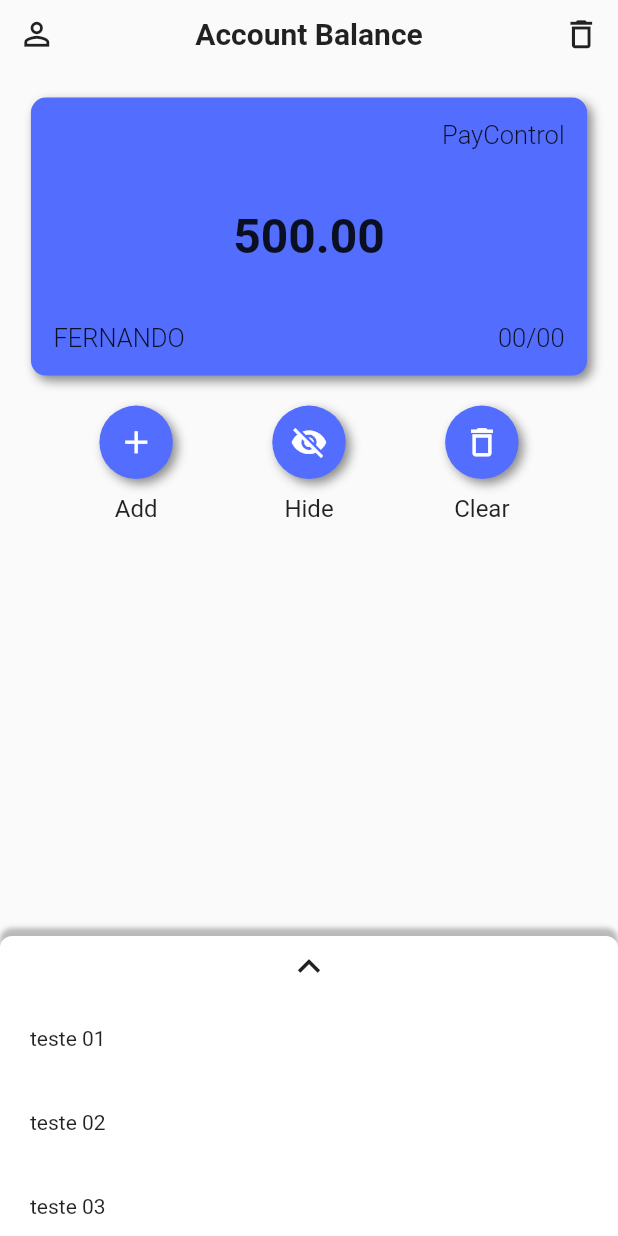
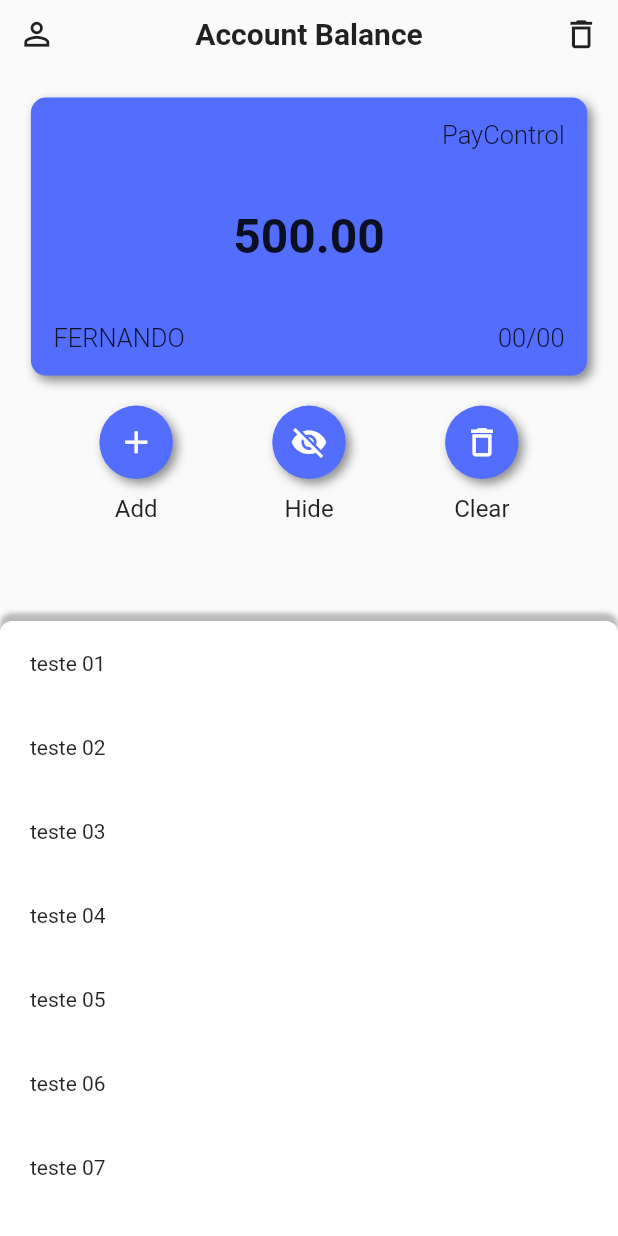
Before and after one commit to feMoraes0/pay-list, a Flutter app: the AppScreen screen opened by its route, on a phone screen of 412 x 824 dp. Run offline on Flutter 3.47's test engine with Material 2 defaults, Android fonts, the phone set to English and light mode, and no system bars.

```diff
--- a/lib/screens/app/app.dart
+++ b/lib/screens/app/app.dart
@@ -30,24 +30,12 @@ class _AppScreenState extends State<AppScreen> {
     "teste 08",
     "teste 08",
   ];
-  double containerHeight;
-
-  void initState() {
-    super.initState();
-    this.containerHeight = 200.0;
-  }
-
-  void updateContainer() {
-    setState(() {
-      this.containerHeight = 580.0;
-    });
-  }
-
-  void reduceContainer() {
-    setState(() {
-      this.containerHeight = 200.0;
-    });
-  }
+  double containerHeight = 410.0;
+  double limitValue = 580.0;
+  double minValue = 410.0;
+  ScrollPhysics _physics = AlwaysScrollableScrollPhysics();
+  ScrollController _scrollController = ScrollController();
+  GlobalKey listKey = new GlobalKey();
 
   Widget buildCard(Size size, ThemeData theme) {
     return Container(
@@ -226,21 +214,30 @@ class _AppScreenState extends State<AppScreen> {
                     topRight: Radius.circular(8.0),
                   ),
                 ),
-                child: Column(
-                  children: <Widget>[
-                    GestureDetector(
-                      onTap: this.updateContainer,
-                      child: Container(
-                        width: size.width,
-                        padding: const EdgeInsets.symmetric(vertical: 5.0),
-                        child: Icon(
-                          Icons.keyboard_arrow_up,
-                          size: 30.0,
-                        ),
-                      ),
-                    ),
-                    Expanded(
+                child: NotificationListener<ScrollNotification>(
+                  onNotification: (scrollNotification) {
+                    ScrollDirection direction =
+                        this._scrollController.position.userScrollDirection;
+                    double scroll = scrollNotification.metrics.pixels;
+                    if (direction == ScrollDirection.reverse) {
+                      double futurePosition = scroll + this.containerHeight;
+                      if (futurePosition < this.limitValue) {
+                        setState(() {
+                          this.containerHeight = this.limitValue;
+                        });
+                      }
+                    } else if (direction == ScrollDirection.forward &&
+                        scroll == 0.0) {
+                      setState(() {
+                        this.containerHeight = this.minValue;
+                      });
+                    }
+                    return true;
+                  },
                   child: ListView.builder(
+                    key: this.listKey,
+                    controller: this._scrollController,
+                    physics: this._physics,
                     itemCount: this.itens.length,
                     itemBuilder: (context, position) {
                       return Container(
@@ -249,8 +246,6 @@ class _AppScreenState extends State<AppScreen> {
                       );
                     },
                   ),
-                    )
-                  ],
                 ),
               ),
             ),
```
Also changed, not shown: lib/main.dart (line endings or trailing spaces). Lines whose indentation alone changed are shown as unchanged.
